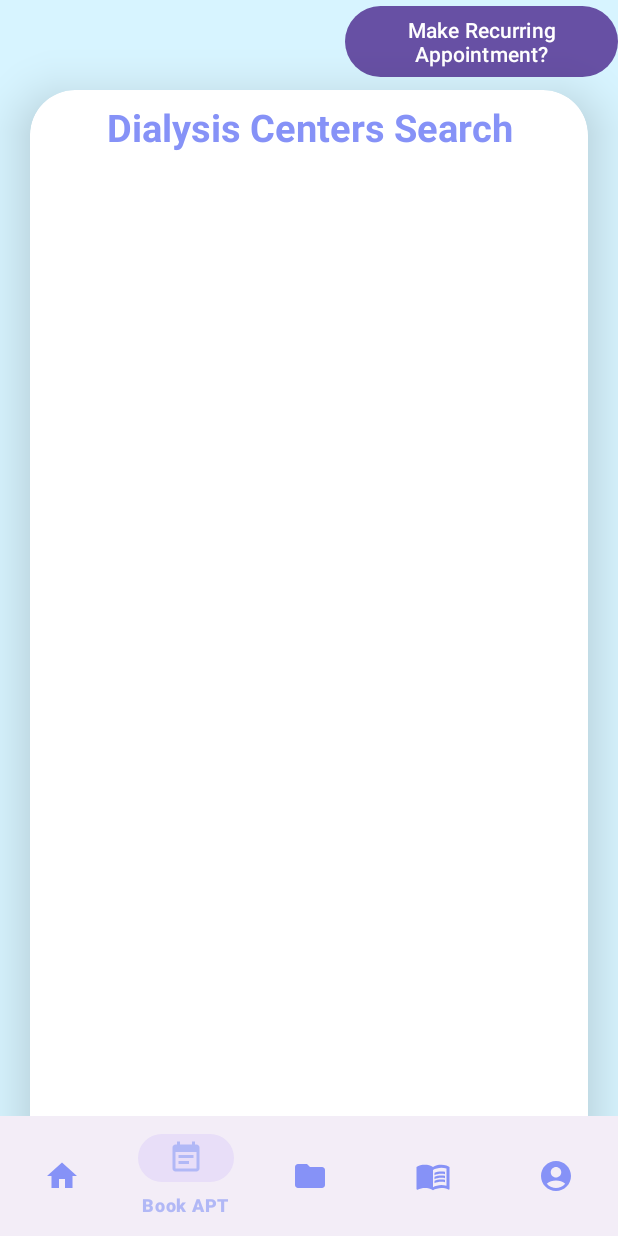
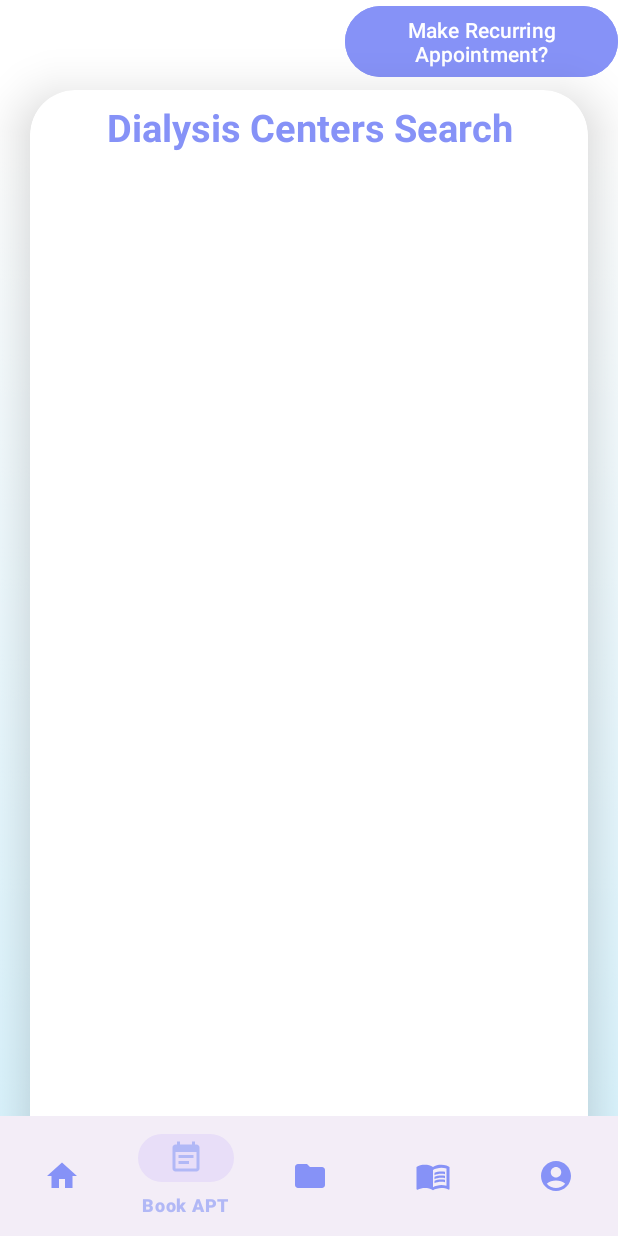
Before and after one commit to bryan-avila/myHealth, an Android app: the patient_view_search_centers_visit screen opened directly, with no data from a screen before it, on a phone screen of 412 x 824 dp. Run offline under Robolectric (Android 15) with nearby library versions, the phone set to English and light mode, and no system bars; our stand-ins replace Firebase (no records; nobody signed in at launch, a user with empty details on screens opened directly).

Commit message:
some UI changes x4

```diff
--- a/app/src/main/res/layout/activity_patient_view_med_history.xml
+++ b/app/src/main/res/layout/activity_patient_view_med_history.xml
@@ -11,7 +11,7 @@
     <RelativeLayout
         android:layout_width="match_parent"
         android:layout_height="match_parent"
-        android:background="@drawable/medications_background"
+        android:background="@drawable/finalappbackground"
         android:padding="0dp"
         tools:context=".FirstTimeRegistration">
 
--- a/app/src/main/res/layout/activity_patient_view_prescribed_med.xml
+++ b/app/src/main/res/layout/activity_patient_view_prescribed_med.xml
@@ -5,7 +5,7 @@
     android:layout_width="match_parent"
     android:layout_height="match_parent"
     tools:context=".patient_view_prescribed_med"
-    android:background="@drawable/blankback">
+    android:background="@drawable/finalappbackground">
 
 
     <androidx.constraintlayout.widget.ConstraintLayout
--- a/app/src/main/res/layout/activity_patient_view_search_centers_visit.xml
+++ b/app/src/main/res/layout/activity_patient_view_search_centers_visit.xml
@@ -5,7 +5,7 @@
     android:layout_width="match_parent"
     android:layout_height="match_parent"
     tools:context=".patient_view_search_centers_visit"
-    android:background="@drawable/blankback">
+    android:background="@drawable/finalappbackground">
 
 
     <androidx.constraintlayout.widget.ConstraintLayout
@@ -24,6 +24,7 @@
                 android:text="Make Recurring Appointment?"
                 android:onClick="onRecurringButtonClick"
                 android:layout_marginLeft="230sp"
+                android:backgroundTint="@color/purple"
                 />
 
             <androidx.cardview.widget.CardView
--- a/app/src/main/res/layout/activity_pick_appointment_time.xml
+++ b/app/src/main/res/layout/activity_pick_appointment_time.xml
@@ -5,7 +5,7 @@
     android:layout_width="match_parent"
     android:layout_height="match_parent"
     tools:context=".patient_view_search_centers_visit"
-    android:background="@drawable/blankback">
+    android:background="@drawable/finalappbackground">
 
 
     <androidx.constraintlayout.widget.ConstraintLayout
--- a/app/src/main/res/layout/activity_pick_recurring_appointment_time.xml
+++ b/app/src/main/res/layout/activity_pick_recurring_appointment_time.xml
@@ -5,7 +5,7 @@
     android:layout_width="match_parent"
     android:layout_height="match_parent"
     tools:context=".patient_view_search_centers_visit"
-    android:background="@drawable/blankback">
+    android:background="@drawable/finalappbackground">
 
 
     <androidx.constraintlayout.widget.ConstraintLayout
--- a/app/src/main/res/layout/activity_profile_page.xml
+++ b/app/src/main/res/layout/activity_profile_page.xml
@@ -6,7 +6,7 @@
     android:layout_width="match_parent"
     android:layout_height="match_parent"
     tools:context=".profile_page"
-    android:background="@drawable/blankback">
+    android:background="@drawable/finalappbackground">
 
     <RelativeLayout
         android:layout_width="match_parent"
@@ -16,7 +16,7 @@
         <ImageView
             android:layout_width="match_parent"
             android:layout_height="wrap_content"
-            android:src="@drawable/myhealth_logo"
+            android:src="@drawable/myhealth_logo_white"
             android:adjustViewBounds="true"
             android:maxWidth="100dp"
             android:maxHeight="100dp"
@@ -191,7 +191,7 @@
         android:layout_marginTop="10dp"
         android:layout_marginEnd="30dp"
         android:layout_marginBottom="30dp"
-        android:backgroundTint="@color/redish"
+        android:backgroundTint="@color/goodGreen"
         android:text="Logout"
         android:textColor="@color/white"
         android:textSize="20sp"
```
Also changed, not shown: app/src/main/res/layout/activity_profile_page_clinic.xml (+4 -4 lines).
